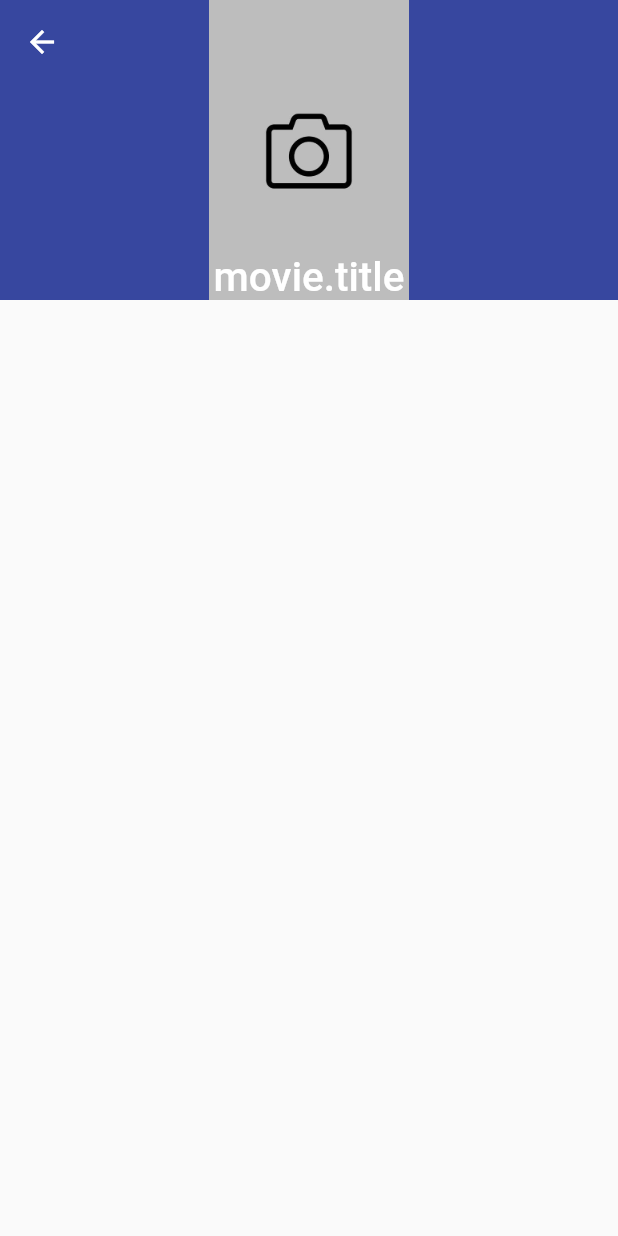
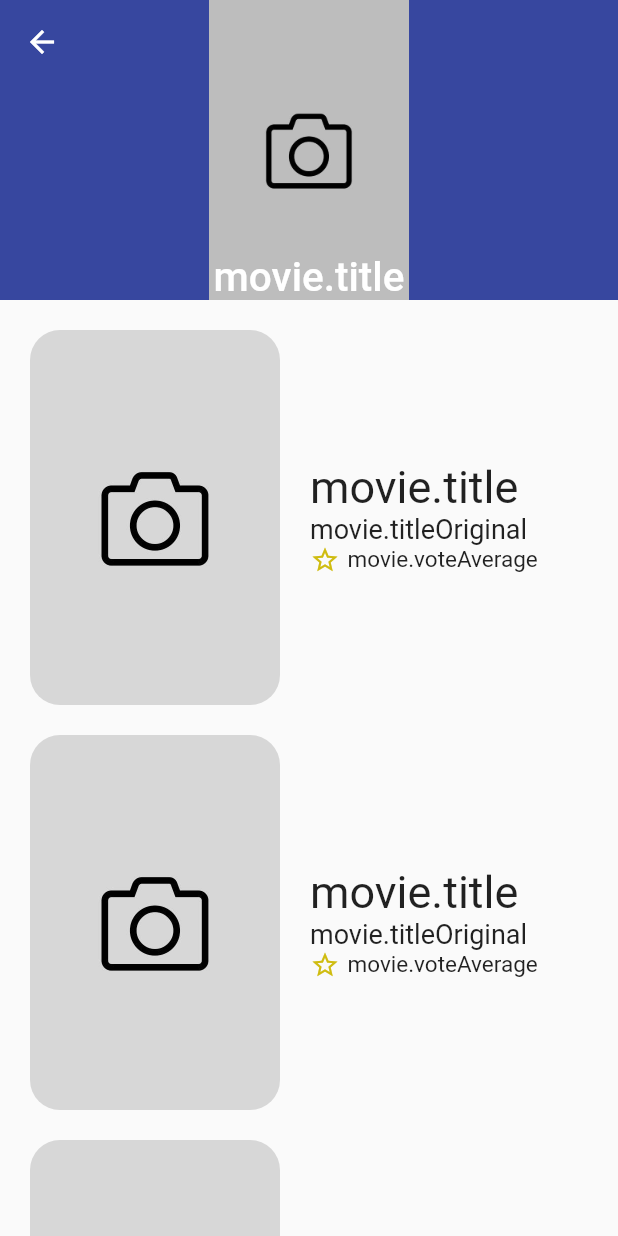
Before and after one commit to IsabelChacon1/proyecto_u1, a Flutter app: the DetailsScreen screen opened by its route, on a phone screen of 412 x 824 dp. Run offline on Flutter 3.47's test engine with Material 2 defaults, Android fonts, the phone set to English and light mode, and no system bars; our stand-ins replace card_swiper; network calls fail.

Commit message:
Update details_screen.dart
Se agregó un widget del poster de peli

```diff
--- a/lib/screens/details_screen.dart
+++ b/lib/screens/details_screen.dart
@@ -12,7 +12,15 @@ class DetailsScreen extends StatelessWidget {
     return const Scaffold(
         body: CustomScrollView(
       //widget con comportamiento predefinido al hacer scroll
-      slivers: [_CustomAppBar()],
+      slivers: [
+        _CustomAppBar(),
+        SliverList(
+            delegate: SliverChildListDelegate.fixed([
+          _PosterAndTitle(),
+          _PosterAndTitle(),
+          _PosterAndTitle(),
+        ]))
+      ],
     ));
   }
 }
@@ -26,22 +34,22 @@ class _CustomAppBar extends StatelessWidget {
       backgroundColor: Colors.indigo,
       expandedHeight: 200,
       floating: false,
-      //TODO: que no desaparezca
+      pinned: true,
       //Widget para que se ajuste al tamaño
       flexibleSpace: FlexibleSpaceBar(
         centerTitle: true,
         //eliminar el padding
-        titlePadding: EdgeInsets.all(0),
+        titlePadding: const EdgeInsets.all(0),
         title: Container(
           width: double.infinity,
           alignment: Alignment.bottomCenter,
           color: Colors.black12,
-          child: Text(
+          child: const Text(
             'movie.title',
             style: TextStyle(fontSize: 18),
           ),
         ),
-        background: FadeInImage(
+        background: const FadeInImage(
           placeholder: AssetImage('assets/loading.gif'),
           image: AssetImage('assets/no-image.jpg'),
         ),
@@ -49,3 +57,71 @@ class _CustomAppBar extends StatelessWidget {
     );
   }
 }
+
+class _PosterAndTitle extends StatelessWidget {
+  const _PosterAndTitle({super.key});
+
+  @override
+  Widget build(BuildContext context) {
+    return Container(
+      margin: const EdgeInsets.only(top: 20),
+      padding: const EdgeInsets.symmetric(horizontal: 20),
+      child: Row(children: [
+        ClipRRect(
+          borderRadius: BorderRadius.circular(20),
+          child: const FadeInImage(
+            placeholder: AssetImage('assets/no-image.jpg'),
+            image: AssetImage('assets/no-image.jpg'),
+            height: 250,
+          ),
+        ),
+        const SizedBox(
+          width: 20,
+        ),
+        const Expanded(
+          child: Column(
+            crossAxisAlignment: CrossAxisAlignment.start,
+            children: [
+              Text(
+                'movie.title',
+                style: TextStyle(
+                  fontSize: 30,
+                ),
+                overflow: TextOverflow.ellipsis,
+                maxLines: 2,
+              ),
+              Text(
+                'movie.titleOriginal',
+                style: TextStyle(
+                  fontSize: 18,
+                ),
+                textAlign: TextAlign.center,
+                overflow: TextOverflow.ellipsis,
+                maxLines: 2,
+              ),
+              Row(children: [
+                Icon(
+                  Icons.star_outline,
+                  size: 20,
+                  color: Color.fromARGB(255, 207, 188, 16),
+                ),
+                SizedBox(
+                  width: 5,
+                ),
+                Text(
+                  'movie.voteAverage',
+                  style: TextStyle(
+                    fontSize: 15,
+                  ),
+                  textAlign: TextAlign.center,
+                  overflow: TextOverflow.ellipsis,
+                  maxLines: 2,
+                ),
+              ])
+            ],
+          ),
+        )
+      ]),
+    );
+  }
+}
```
